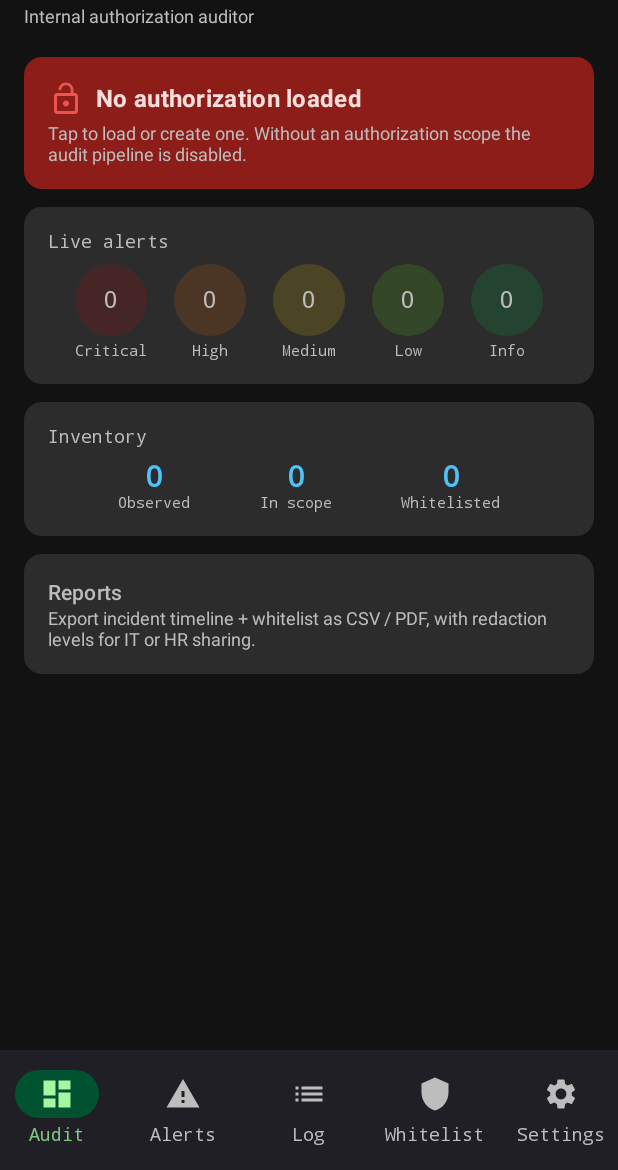
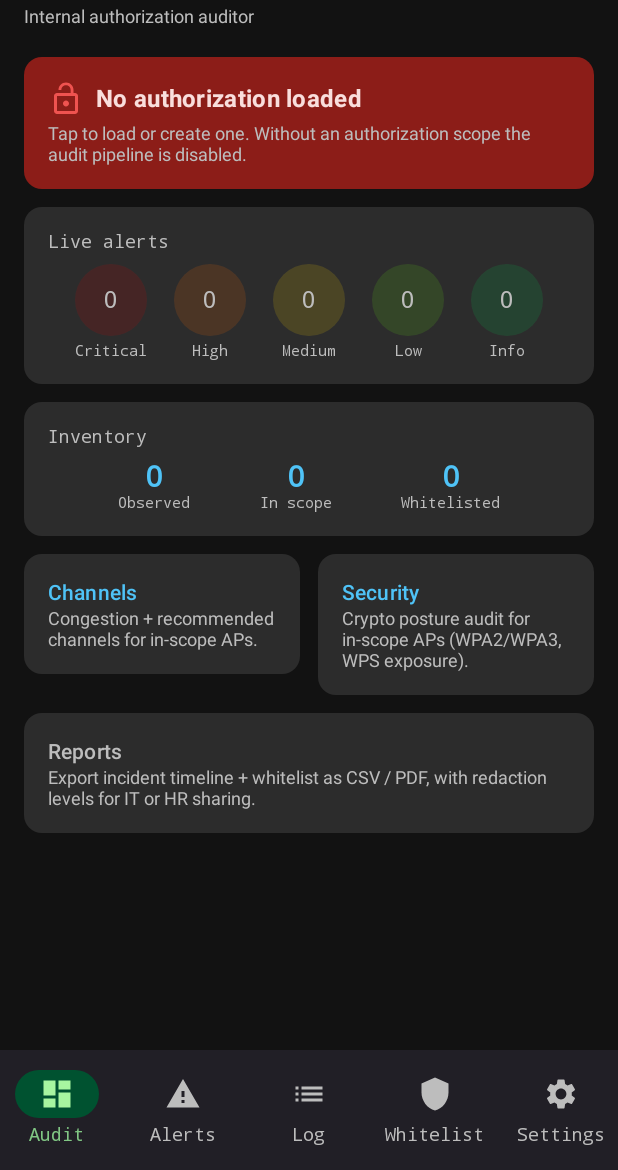
Before and after one commit to renanaugustomacena-ux/wf-thermos-eye, an Android app built with Jetpack Compose: the screen it shows after launch (MainActivity), on a phone screen of 412 x 824 dp, the part 66-1236 px from its top. Run offline under Robolectric (Android 15) with nearby library versions, the light colour scheme and no system bars; our stand-ins replace Dagger/Hilt's generated code, Room's generated code.

Commit message:
feat(v0.7.0): re-introduce Channels + Security as scope-filtered insights
Channel analysis and crypto-posture audit return as diagnostic tabs
on the audit dashboard. Both now filter their inputs through
[ScopeGuard] using the loaded authorization manifest, so insights only
cover the corporate networks the operator has authorised review of.
Out-of-scope APs do not appear, even informationally.

ViewModels:
- ChannelAnalysisViewModel - combines scanResults + scope, pre-filters
  via ScopeGuard, runs ChannelAnalyzer on the in-scope subset only.
  scopeActive flag exposed for UI to surface 'no scope loaded' state.
- SecurityAuditViewModel - same pattern around SecurityAuditor.

UI:
- AuditDashboardScreen gains an Insights row with Channels and Security
  cards routing into the existing screens. Reports card moves below.
- New onNavigateToChannels / onNavigateToSecurity callbacks plumbed
  through MainNavHost.

Existing channel + security composables and the ChannelAnalyzer +
SecurityAuditor engines were already in the tree (kept across the
v0.4.0 pivot). v0.7.0 just rewires them with scope filtering and
makes them discoverable again from the audit dashboard.

Verified: 134 unit tests pass (no new tests; engine surface unchanged),
lint 0 errors / 39 cosmetic warnings, debug APK 58 MB v2-signed.

Layer A complete — passive defensive auditor with full reporting,
incident persistence, anomaly detection, triangulation, and now
diagnostic insights. Layer B (capture / cracking) remains gated
behind documented authorization.

```diff
--- a/app/src/main/java/com/alexcupsa/wifithermal/audit/AuditDashboardScreen.kt
+++ b/app/src/main/java/com/alexcupsa/wifithermal/audit/AuditDashboardScreen.kt
@@ -54,6 +54,8 @@ fun AuditDashboardScreen(
     onNavigateToAlerts: () -> Unit,
     onNavigateToWhitelist: () -> Unit,
     onNavigateToReports: () -> Unit,
+    onNavigateToChannels: () -> Unit,
+    onNavigateToSecurity: () -> Unit,
     viewModel: AuditDashboardViewModel = hiltViewModel(),
 ) {
     val state by viewModel.state.collectAsStateWithLifecycle()
@@ -105,7 +107,47 @@ fun AuditDashboardScreen(
             Spacer(Modifier.height(12.dp))
         }
 
+        InsightsRow(onNavigateToChannels, onNavigateToSecurity)
+        Spacer(Modifier.height(12.dp))
+
         ReportsLink(onNavigateToReports)
+    }
+}
+
+@Composable
+private fun InsightsRow(onChannels: () -> Unit, onSecurity: () -> Unit) {
+    Row(
+        modifier = Modifier.fillMaxWidth(),
+        horizontalArrangement = Arrangement.spacedBy(12.dp),
+    ) {
+        Card(
+            onClick = onChannels,
+            modifier = Modifier.weight(1f),
+            colors = CardDefaults.cardColors(containerColor = MaterialTheme.colorScheme.surfaceVariant),
+        ) {
+            Column(modifier = Modifier.padding(16.dp)) {
+                Text("Channels", style = MaterialTheme.typography.titleSmall, color = MaterialTheme.colorScheme.primary)
+                Text(
+                    text = "Congestion + recommended channels for in-scope APs.",
+                    style = MaterialTheme.typography.bodySmall,
+                    color = MaterialTheme.colorScheme.onSurfaceVariant,
+                )
+            }
+        }
+        Card(
+            onClick = onSecurity,
+            modifier = Modifier.weight(1f),
+            colors = CardDefaults.cardColors(containerColor = MaterialTheme.colorScheme.surfaceVariant),
+        ) {
+            Column(modifier = Modifier.padding(16.dp)) {
+                Text("Security", style = MaterialTheme.typography.titleSmall, color = MaterialTheme.colorScheme.primary)
+                Text(
+                    text = "Crypto posture audit for in-scope APs (WPA2/WPA3, WPS exposure).",
+                    style = MaterialTheme.typography.bodySmall,
+                    color = MaterialTheme.colorScheme.onSurfaceVariant,
+                )
+            }
+        }
     }
 }
 
--- a/app/src/main/java/com/alexcupsa/wifithermal/navigation/MainNavHost.kt
+++ b/app/src/main/java/com/alexcupsa/wifithermal/navigation/MainNavHost.kt
@@ -89,6 +89,8 @@ fun MainNavHost() {
                         onNavigateToAlerts = { navController.navigate("alerts") },
                         onNavigateToWhitelist = { navController.navigate("whitelist") },
                         onNavigateToReports = { navController.navigate("reports") },
+                        onNavigateToChannels = { navController.navigate("channels") },
+                        onNavigateToSecurity = { navController.navigate("security") },
                     )
                 }
                 composable("alerts") {
```
Also changed, not shown: app/src/main/java/com/alexcupsa/wifithermal/analysis/ChannelAnalysisViewModel.kt (+18 -9 lines), app/src/main/java/com/alexcupsa/wifithermal/security/SecurityAuditViewModel.kt (+18 -9 lines).
